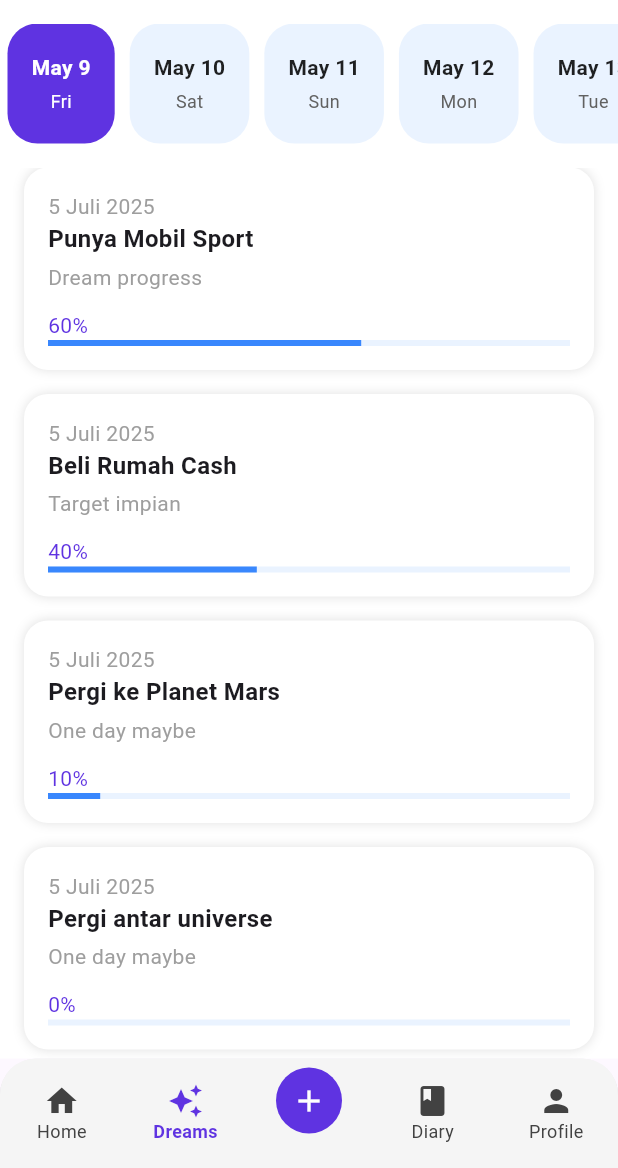
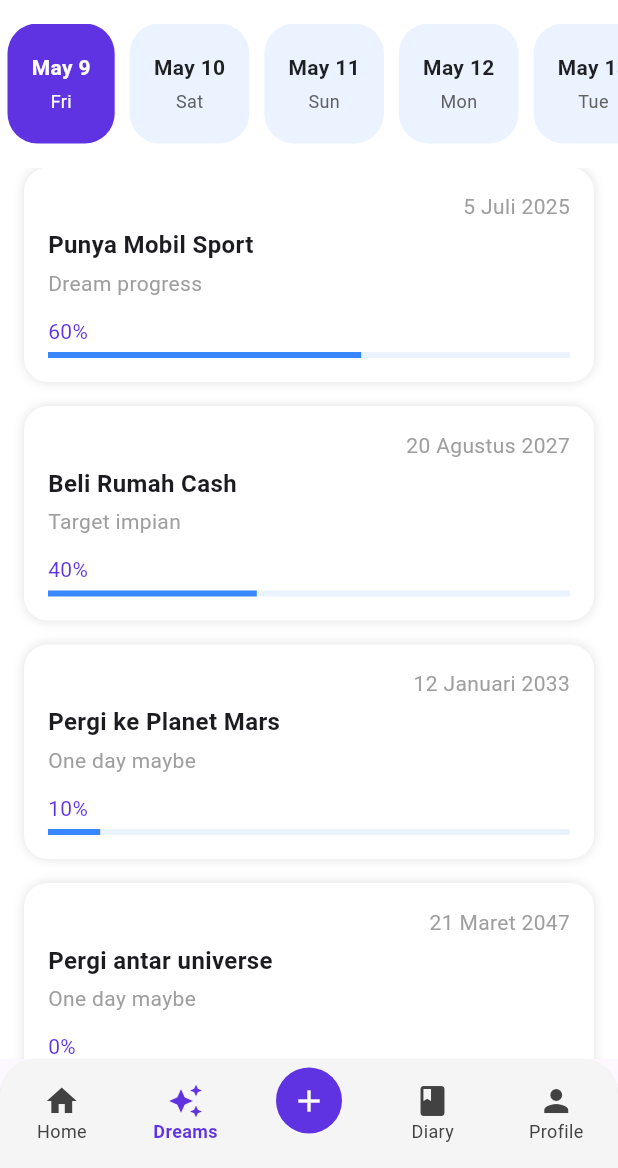
Before and after one commit to Firrizqia/Vireo-DreamListAPK, a Flutter app: the screen it shows after launch, item 2 of the bottom bar chosen, on a phone screen of 412 x 824 dp, the part 68-1236 px from its top. Run offline on Flutter 3.47's test engine with Material 3 defaults, Android fonts, the phone set to English and light mode, and no system bars.

Commit message:
perubahan sedikit pada dreamlist

```diff
--- a/lib/screen/dream_list.dart
+++ b/lib/screen/dream_list.dart
@@ -26,19 +26,19 @@
       'progress': 0.6,
     },
     {
-      'date': '5 Juli 2025',
+      'date': '20 Agustus 2027',
       'title': 'Beli Rumah Cash',
       'desc': 'Target impian',
       'progress': 0.4,
     },
     {
-      'date': '5 Juli 2025',
+      'date': '12 Januari 2033',
       'title': 'Pergi ke Planet Mars',
       'desc': 'One day maybe',
       'progress': 0.1,
     },
     {
-      'date': '5 Juli 2025',
+      'date': '21 Maret 2047',
       'title': 'Pergi antar universe',
       'desc': 'One day maybe',
       'progress': 0.0,
@@ -152,7 +152,19 @@
       child: Column(
         crossAxisAlignment: CrossAxisAlignment.start,
         children: [
-          Text(date, style: const TextStyle(fontSize: 14, color: Colors.grey)),
+          Column(
+            crossAxisAlignment: CrossAxisAlignment.end,
+            children: [
+              Align(
+                alignment: Alignment.topRight,
+                child: Text(
+                  date,
+                  style: const TextStyle(fontSize: 14, color: Colors.grey),
+                ),
+              ),
+            ],
+          ),
+          const SizedBox(height: 4),
           Text(
             title,
             style: const TextStyle(fontSize: 16, fontWeight: FontWeight.bold),
@@ -164,6 +176,7 @@
             '${(progress * 100).toInt()}%',
             style: const TextStyle(color: primaryColor),
           ),
+          const SizedBox(height: 4),
           LinearProgressIndicator(
             value: progress,
             backgroundColor: accentColor,
```
